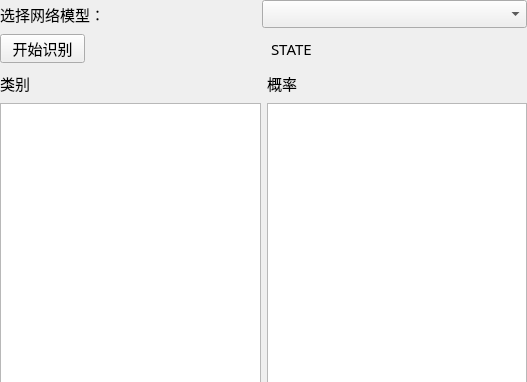
This is ui/recog_set.ui in JasonAllen621/recog-GUI as Qt 5 draws it before an edit. The edited form follows.
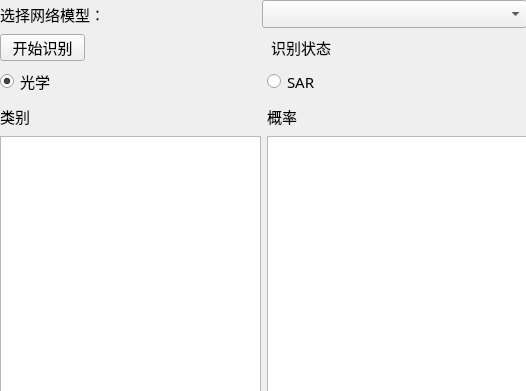
This is the edited form.

```diff
--- a/ui/recog_set.ui
+++ b/ui/recog_set.ui
@@ -6,10 +6,28 @@
    <rect>
     <x>0</x>
     <y>0</y>
-    <width>527</width>
-    <height>382</height>
+    <width>526</width>
+    <height>391</height>
    </rect>
   </property>
+  <property name="sizePolicy">
+   <sizepolicy hsizetype="Preferred" vsizetype="Preferred">
+    <horstretch>0</horstretch>
+    <verstretch>0</verstretch>
+   </sizepolicy>
+  </property>
+  <property name="minimumSize">
+   <size>
+    <width>0</width>
+    <height>256</height>
+   </size>
+  </property>
+  <property name="maximumSize">
+   <size>
+    <width>16777215</width>
+    <height>512</height>
+   </size>
+  </property>
   <property name="windowTitle">
    <string>Form</string>
   </property>
@@ -19,10 +37,10 @@
      <x>0</x>
      <y>0</y>
      <width>527</width>
-     <height>383</height>
+     <height>392</height>
     </rect>
    </property>
-   <layout class="QVBoxLayout" name="verticalLayout_recog_func" stretch="1,1,1,7">
+   <layout class="QVBoxLayout" name="verticalLayout_recog_func" stretch="1,1,0,1,7">
     <item>
      <layout class="QHBoxLayout" name="horizontalLayout_2">
       <item>
@@ -156,12 +174,87 @@
          </font>
         </property>
         <property name="text">
-         <string>STATE</string>
+         <string>识别状态</string>
         </property>
        </widget>
       </item>
      </layout>
     </item>
+    <item>
+     <layout class="QHBoxLayout" name="horizontalLayout_radio_button_specify_recog_source">
+      <item>
+       <widget class="QRadioButton" name="radioButton_source_opt">
+        <property name="sizePolicy">
+         <sizepolicy hsizetype="Preferred" vsizetype="Preferred">
+          <horstretch>0</horstretch>
+          <verstretch>0</verstretch>
+         </sizepolicy>
+        </property>
+        <property name="minimumSize">
+         <size>
+          <width>256</width>
+          <height>25</height>
+         </size>
+        </property>
+        <property name="maximumSize">
+         <size>
+          <width>512</width>
+          <height>50</height>
+         </size>
+        </property>
+        <property name="font">
+         <font>
+          <family>宋体</family>
+          <pointsize>11</pointsize>
+         </font>
+        </property>
+        <property name="text">
+         <string>光学</string>
+        </property>
+        <property name="checked">
+         <bool>true</bool>
+        </property>
+        <attribute name="buttonGroup">
+         <string notr="true">buttonGroup_specify_source</string>
+        </attribute>
+       </widget>
+      </item>
+      <item>
+       <widget class="QRadioButton" name="radioButton_source_SAR">
+        <property name="sizePolicy">
+         <sizepolicy hsizetype="Preferred" vsizetype="Preferred">
+          <horstretch>0</horstretch>
+          <verstretch>0</verstretch>
+         </sizepolicy>
+        </property>
+        <property name="minimumSize">
+         <size>
+          <width>256</width>
+          <height>25</height>
+         </size>
+        </property>
+        <property name="maximumSize">
+         <size>
+          <width>512</width>
+          <height>50</height>
+         </size>
+        </property>
+        <property name="font">
+         <font>
+          <family>宋体</family>
+          <pointsize>11</pointsize>
+         </font>
+        </property>
+        <property name="text">
+         <string>SAR</string>
+        </property>
+        <attribute name="buttonGroup">
+         <string notr="true">buttonGroup_specify_source</string>
+        </attribute>
+       </widget>
+      </item>
+     </layout>
+    </item>
     <item>
      <layout class="QHBoxLayout" name="horizontalLayout_3">
       <item>
@@ -244,13 +337,13 @@
         <property name="minimumSize">
          <size>
           <width>256</width>
-          <height>280</height>
+          <height>256</height>
          </size>
         </property>
         <property name="maximumSize">
          <size>
           <width>512</width>
-          <height>560</height>
+          <height>512</height>
          </size>
         </property>
         <property name="font">
@@ -271,13 +364,13 @@
         <property name="minimumSize">
          <size>
           <width>256</width>
-          <height>280</height>
+          <height>256</height>
          </size>
         </property>
         <property name="maximumSize">
          <size>
           <width>512</width>
-          <height>560</height>
+          <height>512</height>
          </size>
         </property>
         <property name="font">
```
Left out of the diff: 3 changed lines with no effect on the pictures.
